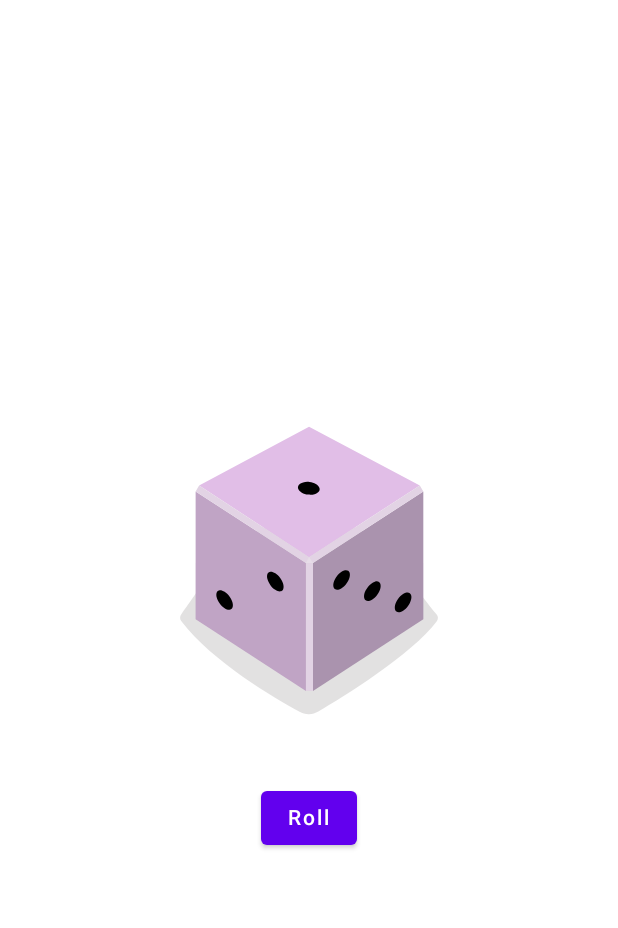
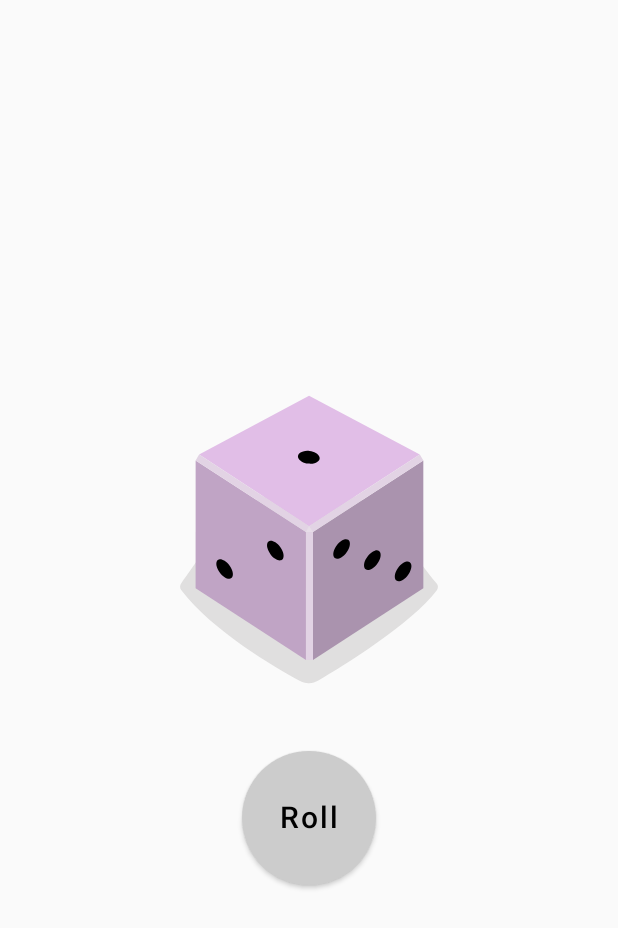
Before and after one commit to C-Annunziato/Dice-Roller-Compose, an Android app built with Jetpack Compose: the screen it shows after launch (MainActivity), on a phone screen of 412 x 824 dp. Shown: the top 928 px of the screen. Run offline under Robolectric (Android 15) with nearby library versions, the phone set to English and light mode, and no system bars.

Commit message:
cleaned up ui

```diff
--- a/app/src/main/java/com/example/dicerollercompose/MainActivity.kt
+++ b/app/src/main/java/com/example/dicerollercompose/MainActivity.kt
@@ -5,18 +5,18 @@ import androidx.activity.ComponentActivity
 import androidx.activity.compose.setContent
 import androidx.compose.foundation.Image
 import androidx.compose.foundation.layout.*
-import androidx.compose.material.Button
-import androidx.compose.material.MaterialTheme
-import androidx.compose.material.Surface
-import androidx.compose.material.Text
+import androidx.compose.foundation.shape.CircleShape
+import androidx.compose.material.*
 import androidx.compose.runtime.*
 import androidx.compose.runtime.saveable.rememberSaveable
 import androidx.compose.ui.Alignment
 import androidx.compose.ui.Modifier
+import androidx.compose.ui.graphics.Color
 import androidx.compose.ui.res.painterResource
 import androidx.compose.ui.res.stringResource
 import androidx.compose.ui.tooling.preview.Preview
 import androidx.compose.ui.unit.dp
+import androidx.compose.ui.unit.sp
 import com.example.dicerollercompose.ui.theme.DiceRollerComposeTheme
 import kotlin.random.Random
 
@@ -25,13 +25,7 @@ class MainActivity : ComponentActivity() {
         super.onCreate(savedInstanceState)
         setContent {
             DiceRollerComposeTheme {
-                // A surface container using the 'background' color from the theme
-                Surface(
-                    modifier = Modifier.fillMaxSize(),
-                    color = MaterialTheme.colors.background
-                ) {
                     DiceRollerApp()
-                }
             }
         }
     }
@@ -66,8 +60,11 @@ fun DiceWithButtonAndImage(
         Spacer(modifier = Modifier.height(16.dp))
         Button(onClick = {
             result = Random.nextInt(1, 7)
-        }) {
-            Text(stringResource(id = R.string.roll))
+        }, modifier = Modifier.size(89.dp),
+            shape = CircleShape,
+        colors = ButtonDefaults.buttonColors(Color.LightGray)
+        ) {
+            Text(stringResource(id = R.string.roll), fontSize = 20.sp)
         }
     }
 }
```
